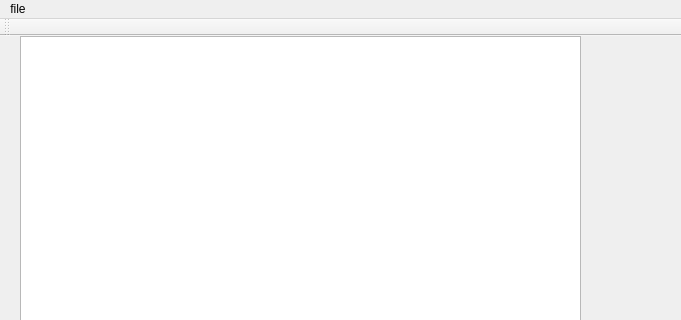
Shisha13/HotelRegistryApp, file mainwindow.ui: the form before one commit; both pictures show x 0 to 681 and y 0 to 320 of the 681 by 492 pixel window.
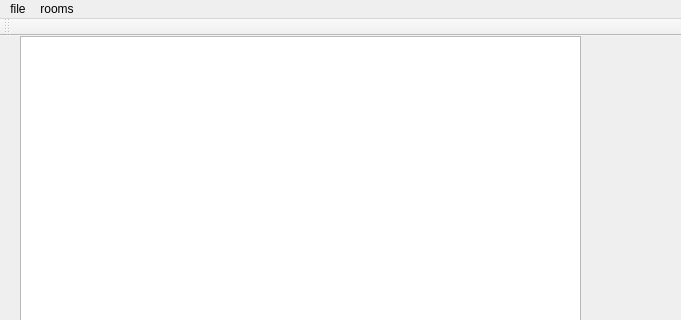
The form after the commit.

What changed in the file:
```diff
--- a/mainwindow.ui
+++ b/mainwindow.ui
@@ -167,7 +167,14 @@
     </property>
     <addaction name="actionsave"/>
    </widget>
+   <widget class="QMenu" name="menurooms">
+    <property name="title">
+     <string>rooms</string>
+    </property>
+    <addaction name="actionRegistry"/>
+   </widget>
    <addaction name="menufile"/>
+   <addaction name="menurooms"/>
   </widget>
   <widget class="QToolBar" name="mainToolBar">
    <attribute name="toolBarArea">
```
Left out of the diff: 5 changed lines with no effect on the pictures.
